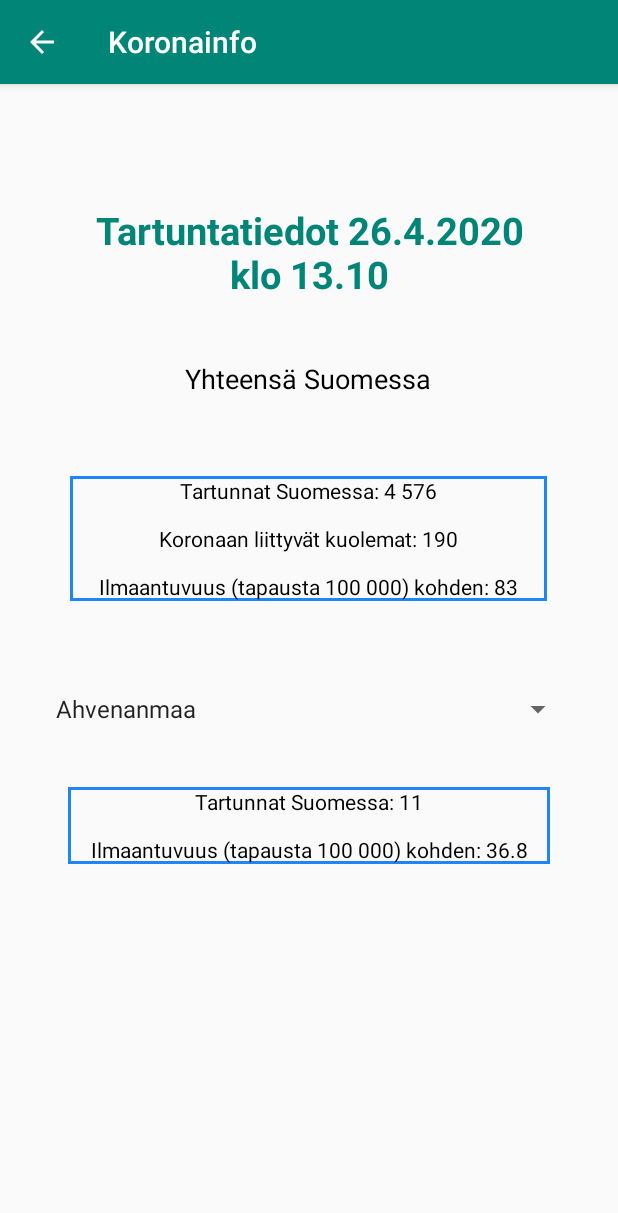
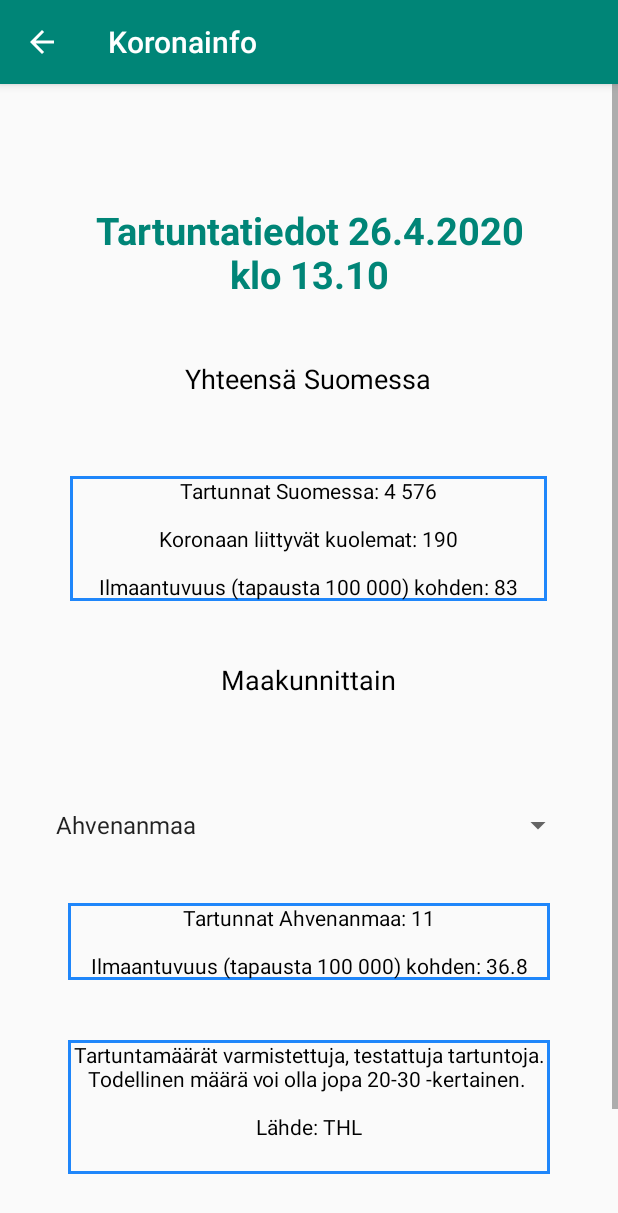
Before and after one commit to JereRajala00/Koronainfo, an Android app: the Tartuntatiedot screen opened directly, with no data from a screen before it, on a phone screen of 412 x 824 dp. Shown: the top 1213 px of the screen. Run offline under Robolectric (Android 15) with nearby library versions, the phone set to English and light mode, and no system bars.

Commit message:
Erilaista hienosäätöä

```diff
--- a/app/src/main/AndroidManifest.xml
+++ b/app/src/main/AndroidManifest.xml
@@ -15,21 +15,25 @@
                 android:name="android.support.PARENT_ACTIVITY"
                 android:value=".Diagnose" /></activity>
         <activity android:name=".Opas"
-            android:parentActivityName=".MainActivity"/>
+            android:parentActivityName=".MainActivity">
+            <meta-data
+                android:name="android.support.PARENT_ACTIVITY"
+                android:value=".MainActivity" /></activity>
         <activity android:name=".Tartuntatiedot"
-            android:parentActivityName=".MainActivity"/>
+            android:parentActivityName=".MainActivity">
+            <meta-data
+                android:name="android.support.PARENT_ACTIVITY"
+                android:value=".MainActivity" /></activity>
         <activity android:name=".Diagnose"
             android:parentActivityName=".MainActivity">
-        <meta-data
-            android:name="android.support.PARENT_ACTIVITY"
-            android:value=".MainActivity" /></activity>
+            <meta-data
+                android:name="android.support.PARENT_ACTIVITY"
+                android:value=".MainActivity" /></activity>
         <activity android:name=".MainActivity">
             <intent-filter>
                 <action android:name="android.intent.action.MAIN" />
-
                 <category android:name="android.intent.category.LAUNCHER" />
             </intent-filter>
         </activity>
     </application>
-
 </manifest>
--- a/app/src/main/java/com/example/koronainfo/MaakuntaModel.java
+++ b/app/src/main/java/com/example/koronainfo/MaakuntaModel.java
@@ -22,9 +22,4 @@ public class MaakuntaModel {
     public MaakuntaValues getMaakunta(int i) {
         return maakunta.get(i);
     }
-    /*public MaakuntaModel(String newMaakunta, int newInfected, int newDeaths) {
-        this.maakunta = newMaakunta;
-        this.infected = newInfected;
-        this.deaths = newDeaths;
-    }*/
 }
--- a/app/src/main/java/com/example/koronainfo/MaakuntaValues.java
+++ b/app/src/main/java/com/example/koronainfo/MaakuntaValues.java
@@ -1,4 +1,6 @@
 package com.example.koronainfo;
+
+import androidx.annotation.NonNull;
 
 public class MaakuntaValues{
     private String maakunta;
@@ -23,4 +25,9 @@ public class MaakuntaValues{
     public Double getMaakuntaInc() {
         return this.incidence;
     }
+
+    @Override
+    public String toString() {
+        return this.maakunta;
+    }
 }
--- a/app/src/main/java/com/example/koronainfo/Tartuntatiedot.java
+++ b/app/src/main/java/com/example/koronainfo/Tartuntatiedot.java
@@ -3,17 +3,17 @@ package com.example.koronainfo;
 import androidx.appcompat.app.AppCompatActivity;
 
 import android.app.Activity;
+import android.content.Intent;
 import android.content.res.Resources;
+import android.net.Uri;
 import android.os.Bundle;
 import android.view.View;
 import android.widget.AdapterView;
 import android.widget.ArrayAdapter;
-import android.widget.BaseAdapter;
-import android.widget.ListView;
+import android.widget.ImageView;
 import android.widget.Spinner;
 import android.widget.TextView;
 
-import java.util.ArrayList;
 
 public class Tartuntatiedot extends AppCompatActivity {
     private Spinner spinner;
@@ -23,7 +23,7 @@ public class Tartuntatiedot extends AppCompatActivity {
     private String totalInf;
     private String totalDth;
     private String totalInc;
-    TextView maakuntaTextView;
+    private TextView maakuntaTextView;
 
     protected void onCreate(Bundle savedInstanceState) {
         super.onCreate(savedInstanceState);
@@ -31,44 +31,56 @@ public class Tartuntatiedot extends AppCompatActivity {
         TextView infView = (TextView) findViewById(R.id.InfectedCountView);
 
         res = getResources();
-        totalInf = res.getString(R.string.total_inf);
-        totalDth = res.getString(R.string.total_dth);
-        totalInc = res.getString(R.string.total_incidence);
+        //totalInf = res.getString(R.string.total_inf);
+        //totalDth = res.getString(R.string.total_dth);
+        //totalInc = res.getString(R.string.total_incidence);
+        setMaakunnat();
         infView.setText(res.getString(R.string.total_info, totalInf, totalDth, totalInc));
 
         //from https://developer.android.com/guide/topics/ui/controls/spinner
         spinner = (Spinner) findViewById(R.id.maakunnat_spinner);
+
         // Create an ArrayAdapter using the string array and a default spinner layout
-        ArrayAdapter<CharSequence> adapter = ArrayAdapter.createFromResource(
-                this, R.array.maakunnat_array, android.R.layout.simple_spinner_item);
+        ArrayAdapter<MaakuntaValues> adapter = new ArrayAdapter<MaakuntaValues>(
+                this, android.R.layout.simple_spinner_item, MaakuntaModel.getInstance().getMaakunta());
         // Specify the layout to use when the list of choices appears
         adapter.setDropDownViewResource(android.R.layout.simple_spinner_dropdown_item);
         // Apply the adapter to the spinner
         spinner.setAdapter(adapter);
-        setMaakunnat();
 
-        String selectedMaakunta = spinner.getSelectedItem().toString();
+
         maakuntaTextView = (TextView) findViewById(R.id.InfectedMaakuntaView);
-
         spinner.setOnItemSelectedListener(new AdapterView.OnItemSelectedListener() {
             @Override
             public void onItemSelected(AdapterView<?> parent, View view, int position, long id) {
                 TextView maakuntaTextView = (TextView) findViewById(R.id.InfectedMaakuntaView);
                 selectedInf = Integer.toString(MaakuntaModel.getInstance().getMaakunta(position).getMaakuntaInf());
                 selectedInc = Double.toString(MaakuntaModel.getInstance().getMaakunta(position).getMaakuntaInc());
-                maakuntaTextView.setText(res.getString(R.string.maakunta_info, selectedInf, selectedInc));
+                maakuntaTextView.setText(res.getString(R.string.maakunta_info, MaakuntaModel.getInstance().getMaakunta(position).getMaakuntaName(), selectedInf, selectedInc));
             }
-
 
             @Override
             public void onNothingSelected(AdapterView<?> parent) {
                 maakuntaTextView.setText("Valitse maakunta");
             }
         });
-
+        ImageView img = (ImageView)findViewById(R.id.ThlLogoView);
+        //Thank you Cristian from Stackoverflow https://stackoverflow.com/a/3536535
+        img.setOnClickListener(new View.OnClickListener(){
+            public void onClick(View v){
+                Intent intent = new Intent();
+                intent.setAction(Intent.ACTION_VIEW);
+                intent.addCategory(Intent.CATEGORY_BROWSABLE);
+                intent.setData(Uri.parse("https://thl.fi/fi/web/infektiotaudit-ja-rokotukset/ajankohtaista/ajankohtaista-koronaviruksesta-covid-19/tilannekatsaus-koronaviruksesta"));
+                startActivity(intent);
+            }
+        });
     }
 
     private void setMaakunnat() {
+        totalInf = "4 576";
+        totalDth = "190";
+        totalInc = "83";
         MaakuntaModel.getInstance().getMaakunta().add(new MaakuntaValues("Ahvenanmaa",11, 36.8));
         MaakuntaModel.getInstance().getMaakunta().add(new MaakuntaValues("Etelä-Karjala",14, 11.0));
         MaakuntaModel.getInstance().getMaakunta().add(new MaakuntaValues("Etelä-Pohjanmaa",36,18.6));
--- a/app/src/main/res/layout/activity_tartuntatiedot.xml
+++ b/app/src/main/res/layout/activity_tartuntatiedot.xml
@@ -48,6 +48,18 @@
             android:textAlignment="center"
             android:textColor="@android:color/black" />
 
+        <TextView
+            android:id="@+id/HeaderMaakunnittain"
+            android:layout_width="178dp"
+            android:layout_height="37dp"
+            android:layout_gravity="center"
+            android:layout_marginTop="40dp"
+
+            android:text="Maakunnittain"
+            android:textAppearance="@style/TextAppearance.AppCompat.Medium"
+            android:textColor="@android:color/black"
+            android:textAlignment="center"/>
+
         <Spinner
             android:id="@+id/maakunnat_spinner"
             android:layout_width="353dp"
@@ -67,6 +79,34 @@
             android:textColor="@android:color/black" />
 
 
+        <TextView
+            android:id="@+id/InfoView"
+            android:layout_width="321dp"
+            android:layout_height="89dp"
+            android:layout_gravity="center"
+            android:layout_marginTop="40dp"
+            android:background="@drawable/border"
+            android:text="Tartuntamäärät varmistettuja, testattuja tartuntoja. Todellinen määrä voi olla jopa 20-30 -kertainen. \n\nLähde: THL"
+            android:textAlignment="center"
+            android:textColor="@android:color/black" />
+
+        <ImageView
+            android:id="@+id/ThlLogoView"
+            android:layout_width="124dp"
+            android:layout_height="97dp"
+            android:layout_gravity="center"
+            android:layout_marginTop="20dp"
+            app:srcCompat="@drawable/thllogo" />
+
+        <TextView
+            android:id="@+id/ClickLogoView"
+            android:layout_width="321dp"
+            android:layout_height="wrap_content"
+            android:layout_gravity="center"
+            android:layout_marginTop="0dp"
+            android:text="Lisää tietoa painamalla logoa"
+            android:textAlignment="center"
+            android:textColor="@android:color/black" />
     </LinearLayout>
 
 </ScrollView>
--- a/app/src/main/res/values/strings.xml
+++ b/app/src/main/res/values/strings.xml
@@ -2,7 +2,7 @@
     <string name="app_name">Koronainfo</string>
     <string name="tartunatiedot_header">Tartuntatiedot 26.4.2020 klo 13.10</string>
     <string name="total_info">Tartunnat Suomessa: %1$s\n\nKoronaan liittyvät kuolemat: %2$s\n\nIlmaantuvuus (tapausta 100 000) kohden: %3$s</string>
-    <string name="maakunta_info">Tartunnat Suomessa: %1$s\n\nIlmaantuvuus (tapausta 100 000) kohden: %2$s</string>
+    <string name="maakunta_info">Tartunnat %1$s: %2$s\n\nIlmaantuvuus (tapausta 100 000) kohden: %3$s</string>
     <string name="total_inf">4 576</string>
     <string name="total_dth">190</string>
     <string name="total_incidence">83</string>
```
Also changed, not shown: app/src/main/res/drawable/thllogo.png (added).
